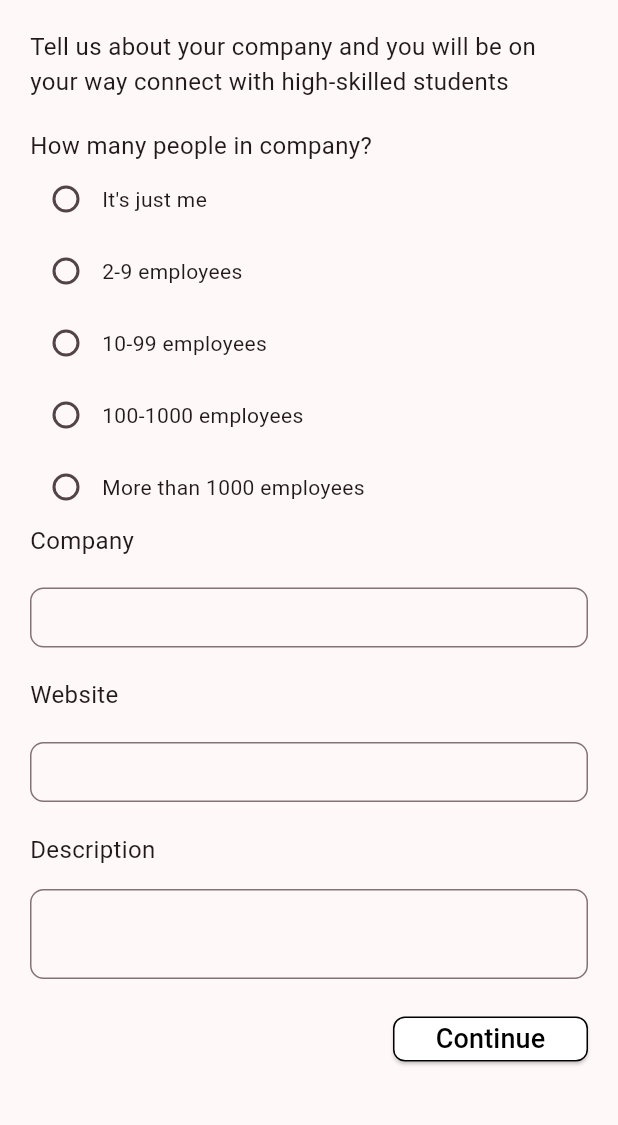
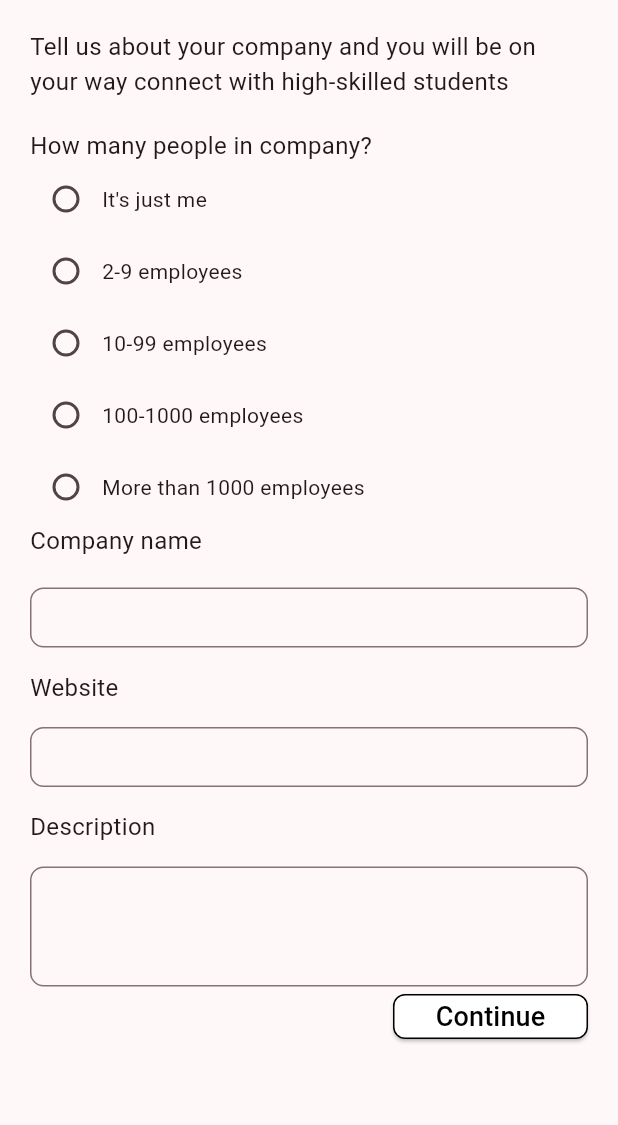
Before and after one commit to giahuy200202/StudentHub, a Flutter app: the ProfileCompanyWidget screen opened directly, on a phone screen of 412 x 824 dp, the part 77-1202 px from its top. Run offline on Flutter 3.47's test engine with Material 3 defaults, Android fonts, the phone set to English and light mode, and no system bars; our stand-ins replace flutter_local_notifications, flutter_riverpod, rxdart, timezone.

Commit message:
update UI Profile company widget

```diff
--- a/lib/screens/layout.screen.dart
+++ b/lib/screens/layout.screen.dart
@@ -8,7 +8,7 @@ import 'package:studenthub/widgets/signup_step1.widget.dart';
 import 'package:studenthub/widgets/signup_step2.widget.dart';
 import 'package:studenthub/widgets/top_navbar.widget.dart';
 import 'package:studenthub/widgets/welcome_company.widget.dart';
-import 'package:studenthub/widgets/dashboard_company.widget.dart';
+import 'package:studenthub/widgets/profile_company.widget.dart';
 
 class LayoutScreen extends ConsumerWidget {
   const LayoutScreen({super.key});
@@ -44,7 +44,7 @@ class LayoutScreen extends ConsumerWidget {
           child: const TopNavbar(),
         ),
       ),
-      body: const DashboardCompanyWidget(),
+      body: const ProfileCompanyWidget(),
     );
   }
 }
--- a/lib/widgets/dashboard_company.widget.dart
+++ b/lib/widgets/dashboard_company.widget.dart
@@ -16,7 +16,7 @@ class _DashboardCompanyWidget extends ConsumerState<DashboardCompanyWidget> {
     return Scaffold(
       body: SingleChildScrollView(
         child: Padding(
-          padding: EdgeInsets.symmetric(horizontal: 20),
+          padding: const EdgeInsets.symmetric(horizontal: 20),
           child: Center(
             child: Column(
               mainAxisAlignment: MainAxisAlignment.center,
--- a/lib/widgets/profile_company.widget.dart
+++ b/lib/widgets/profile_company.widget.dart
@@ -139,7 +139,7 @@ class ProfileCompanyWidget extends ConsumerWidget {
                 Container(
                   alignment: Alignment.centerLeft,
                   child: const Text(
-                    'Company',
+                    'Company name',
                     style: TextStyle(fontSize: 16),
                   ),
                 ),
@@ -148,7 +148,7 @@ class ProfileCompanyWidget extends ConsumerWidget {
                   height: 40,
                   child: TextField(
                     style: const TextStyle(
-                      fontSize: 17,
+                      fontSize: 13.5,
                     ),
                     decoration: InputDecoration(
                       border: OutlineInputBorder(
@@ -159,14 +159,14 @@ class ProfileCompanyWidget extends ConsumerWidget {
                         borderSide: const BorderSide(color: Colors.black),
                       ),
                       contentPadding: const EdgeInsets.symmetric(
-                        vertical: 17,
-                        horizontal: 15,
+                        vertical: 0,
+                        horizontal: 10,
                       ),
                     ),
                   ),
                 ),
                 ///////
-                const SizedBox(height: 20),
+                const SizedBox(height: 15),
                 Container(
                   alignment: Alignment.centerLeft,
                   child: const Text(
@@ -174,12 +174,12 @@ class ProfileCompanyWidget extends ConsumerWidget {
                     style: TextStyle(fontSize: 16),
                   ),
                 ),
-                const SizedBox(height: 20),
+                const SizedBox(height: 15),
                 SizedBox(
                   height: 40,
                   child: TextField(
                     style: const TextStyle(
-                      fontSize: 17,
+                      fontSize: 13.5,
                     ),
                     decoration: InputDecoration(
                       border: OutlineInputBorder(
@@ -190,14 +190,14 @@ class ProfileCompanyWidget extends ConsumerWidget {
                         borderSide: const BorderSide(color: Colors.black),
                       ),
                       contentPadding: const EdgeInsets.symmetric(
-                        vertical: 17,
-                        horizontal: 15,
+                        vertical: 0,
+                        horizontal: 10,
                       ),
                     ),
                   ),
                 ),
                 //////
-                const SizedBox(height: 20),
+                const SizedBox(height: 15),
                 Container(
                   alignment: Alignment.centerLeft,
                   child: const Text(
@@ -209,8 +209,9 @@ class ProfileCompanyWidget extends ConsumerWidget {
                 SizedBox(
                   height: 85,
                   child: TextField(
+                    maxLines: 3,
                     style: const TextStyle(
-                      fontSize: 17,
+                      fontSize: 13.5,
                     ),
                     decoration: InputDecoration(
                       border: OutlineInputBorder(
@@ -221,8 +222,8 @@ class ProfileCompanyWidget extends ConsumerWidget {
                         borderSide: const BorderSide(color: Colors.black),
                       ),
                       contentPadding: const EdgeInsets.symmetric(
-                        vertical: 17,
-                        horizontal: 15,
+                        vertical: 10,
+                        horizontal: 10,
                       ),
                     ),
                   ),
```
Also changed, not shown: lib/screens/profile.screen.dart (+14 -14 lines).
